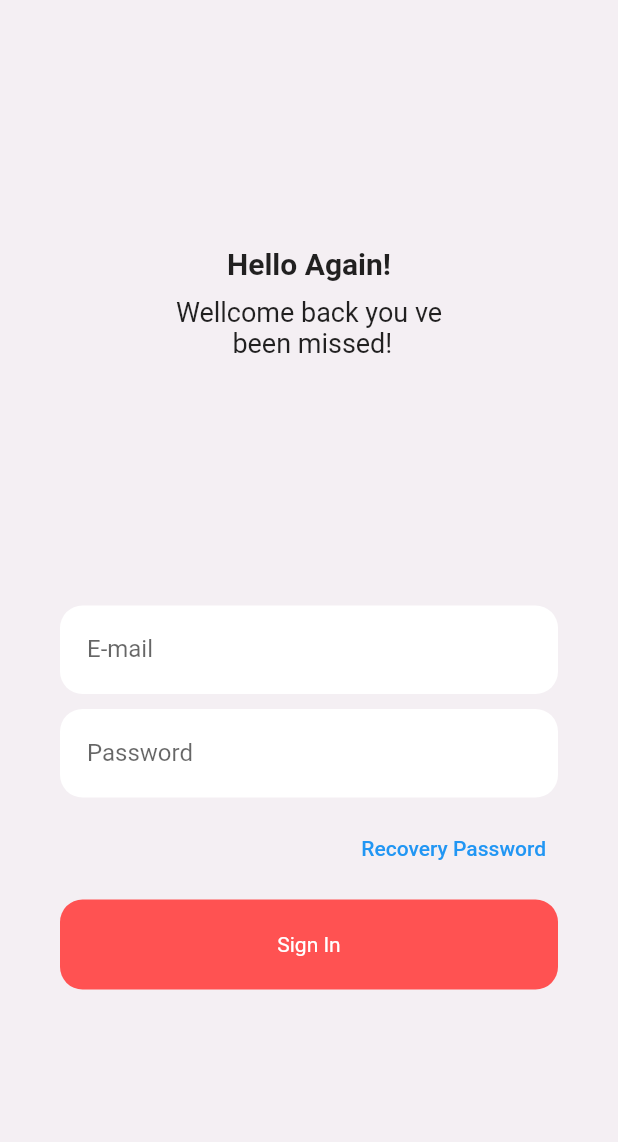
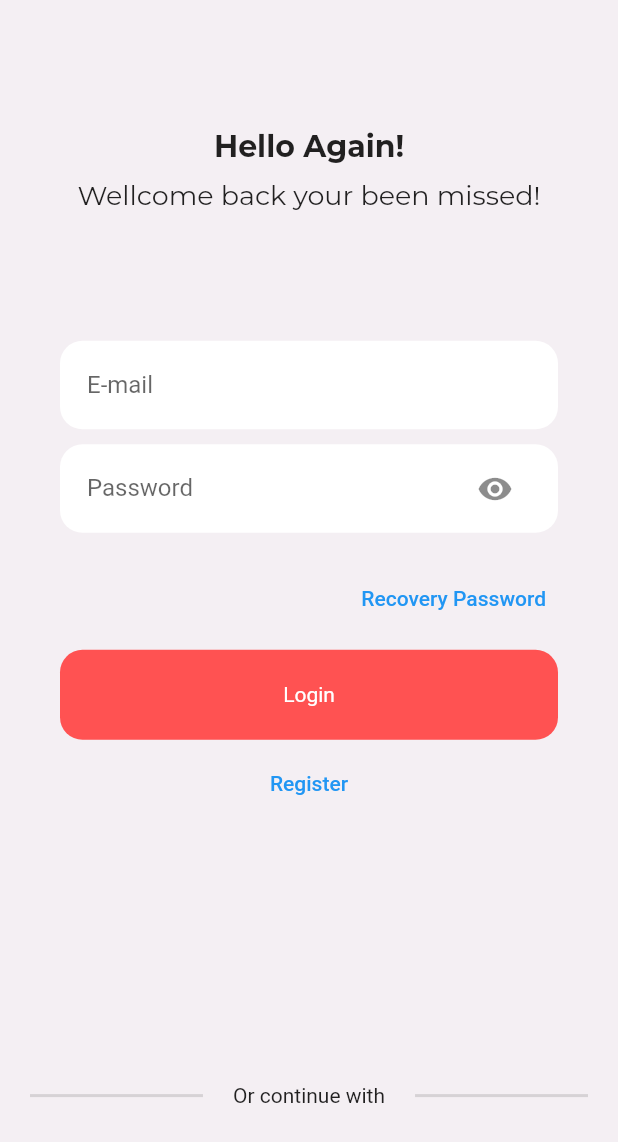
Before and after one commit to andersonsantos6/login-page, a Flutter app: the screen it shows after launch, on a phone screen of 412 x 824 dp. Shown: the top 1142 px of the screen. Run offline on Flutter 3.47's test engine with Material 2 defaults, Android fonts, the phone set to English and light mode, and no system bars; missing offline and left inert: dart:html.

```diff
--- a/login_page/lib/src/components/customForm.dart
+++ b/login_page/lib/src/components/customForm.dart
@@ -1,9 +1,44 @@
+import 'dart:html';
+
 import 'package:flutter/material.dart';
 
-class CustomForm extends StatelessWidget {
+class CustomForm extends StatefulWidget {
   CustomForm({Key? key}) : super(key: key);
 
+  @override
+  State<CustomForm> createState() => _CustomFormState();
+}
+
+enum AuthMode { singup, login }
+
+class _CustomFormState extends State<CustomForm> {
+  void _switchAuthMode() {
+    if (_isLogin()) {
+      _authMode == AuthMode.singup;
+    } else {
+      _authMode == AuthMode.login;
+    }
+    setState(() {});
+  }
+
+  AuthMode _authMode = AuthMode.login;
+
+  bool _isLogin() => _authMode == AuthMode.login;
+  bool _isSingUp() => _authMode == AuthMode.singup;
+
   TextEditingController _emailController = TextEditingController();
+  TextEditingController _passwordController = TextEditingController();
+
+  Map<String, String> _authData = {'email': '', 'password': ''};
+
+  bool _obscureText = true;
+
+  void obscureTextFn() {
+    _obscureText = !_obscureText;
+    setState(() {});
+  }
+
+  _submit() {}
 
   @override
   Widget build(BuildContext context) {
@@ -19,7 +54,16 @@ class CustomForm extends StatelessWidget {
                 color: Colors.white, borderRadius: BorderRadius.circular(15)),
             child: Padding(
               padding: const EdgeInsets.symmetric(horizontal: 18, vertical: 0),
-              child: TextField(
+              child: TextFormField(
+                validator: (_email) {
+                  final email = _email ?? '';
+                  if (email.trim().isEmpty || !email.contains('@')) {
+                    return 'E-mail adress is not valid!';
+                  } else {
+                    return null;
+                  }
+                },
+                onSaved: (email) => _authData['email'] = email ?? '',
                 decoration: const InputDecoration(
                     border: InputBorder.none, labelText: 'E-mail'),
                 controller: _emailController,
@@ -35,14 +79,57 @@ class CustomForm extends StatelessWidget {
                 color: Colors.white, borderRadius: BorderRadius.circular(15)),
             child: Padding(
               padding: const EdgeInsets.symmetric(horizontal: 18, vertical: 0),
-              child: TextField(
-                decoration: const InputDecoration(
-                    border: InputBorder.none, labelText: 'Password'),
-                controller: _emailController,
+              child: TextFormField(
+                validator: (_password) {
+                  final passowrd = _password ?? '';
+                  if (passowrd.isEmpty || passowrd.length < 5) {
+                    return 'Password is invalid!';
+                  } else {
+                    return null;
+                  }
+                },
+                onSaved: (password) => _authData['password'] = password ?? '',
+                obscureText: _obscureText,
+                decoration: InputDecoration(
+                    suffixIcon: IconButton(
+                        onPressed: () => obscureTextFn(),
+                        icon: const Icon(Icons.remove_red_eye)),
+                    border: InputBorder.none,
+                    labelText: 'Password'),
+                controller: _passwordController,
                 keyboardType: TextInputType.emailAddress,
               ),
             ),
           ),
+          const SizedBox(
+            height: 10,
+          ),
+          if (_isSingUp())
+            Container(
+              decoration: BoxDecoration(
+                  color: Colors.white, borderRadius: BorderRadius.circular(15)),
+              child: Padding(
+                padding:
+                    const EdgeInsets.symmetric(horizontal: 18, vertical: 0),
+                child: TextFormField(
+                  validator: _isLogin()
+                      ? null
+                      : (_password) {
+                          final password = _password ?? '';
+                          if (password != _passwordController.text) {
+                            return 'Error';
+                          } else {
+                            return null;
+                          }
+                        },
+                  onSaved: (password) => _authData['password'] = password ?? '',
+                  obscureText: _obscureText,
+                  decoration: InputDecoration(
+                      border: InputBorder.none, labelText: 'Confirm Password'),
+                  keyboardType: TextInputType.emailAddress,
+                ),
+              ),
+            ),
           const SizedBox(
             height: 10,
           ),
@@ -55,11 +142,11 @@ class CustomForm extends StatelessWidget {
             height: 10,
           ),
           InkWell(
-            onTap: () {},
+            onTap: _submit,
             child: Container(
-              child: const Center(
+              child: Center(
                   child: Text(
-                'Sign In',
+                _authMode == AuthMode.login ? 'Login' : 'Sign In',
                 style: TextStyle(color: Colors.white),
               )),
               height: 60,
@@ -67,7 +154,15 @@ class CustomForm extends StatelessWidget {
                   color: Colors.redAccent,
                   borderRadius: BorderRadius.circular(15)),
             ),
-          )
+          ),
+          const SizedBox(
+            height: 5,
+          ),
+          TextButton(
+              onPressed: () {
+                _switchAuthMode();
+              },
+              child: const Text('Register'))
         ],
       )),
     );
--- a/login_page/lib/src/components/titleLogin.dart
+++ b/login_page/lib/src/components/titleLogin.dart
@@ -13,7 +13,10 @@ class TitleLogin extends StatelessWidget {
         Container(
           child: const Text(
             'Hello Again!',
-            style: TextStyle(fontSize: 20, fontWeight: FontWeight.bold),
+            style: TextStyle(
+                fontSize: 20,
+                fontWeight: FontWeight.bold,
+                fontFamily: 'Montserrat'),
           ),
         ),
         const SizedBox(
@@ -21,9 +24,9 @@ class TitleLogin extends StatelessWidget {
         ),
         Container(
           child: const Text(
-            'Wellcome back you ve \n been missed!',
+            'Wellcome back your been missed!',
             textAlign: TextAlign.center,
-            style: TextStyle(fontSize: 18),
+            style: TextStyle(fontSize: 18, fontFamily: 'Montserrat'),
           ),
         ),
       ],
--- a/login_page/lib/src/view/loginPage.dart
+++ b/login_page/lib/src/view/loginPage.dart
@@ -14,6 +14,28 @@ class LoginPage extends StatelessWidget {
         children: [
           const TitleLogin(),
           CustomForm(),
+          const SizedBox(
+            height: 5,
+          ),
+          Row(
+            children: [
+              Expanded(
+                  child: Padding(
+                padding: const EdgeInsets.symmetric(horizontal: 20),
+                child: Divider(
+                  thickness: 2,
+                ),
+              )),
+              const Text('Or continue with'),
+              Expanded(
+                  child: Padding(
+                padding: const EdgeInsets.symmetric(horizontal: 20),
+                child: Divider(
+                  thickness: 2,
+                ),
+              )),
+            ],
+          )
         ],
       ),
     );
```
Also changed, not shown: login_page/pubspec.yaml (+7 -6 lines), login_page/lib/src/assets/fonts/Montserrat-Italic-VariableFont_wght.ttf (added), login_page/lib/src/assets/fonts/Montserrat-VariableFont_wght.ttf (added).
